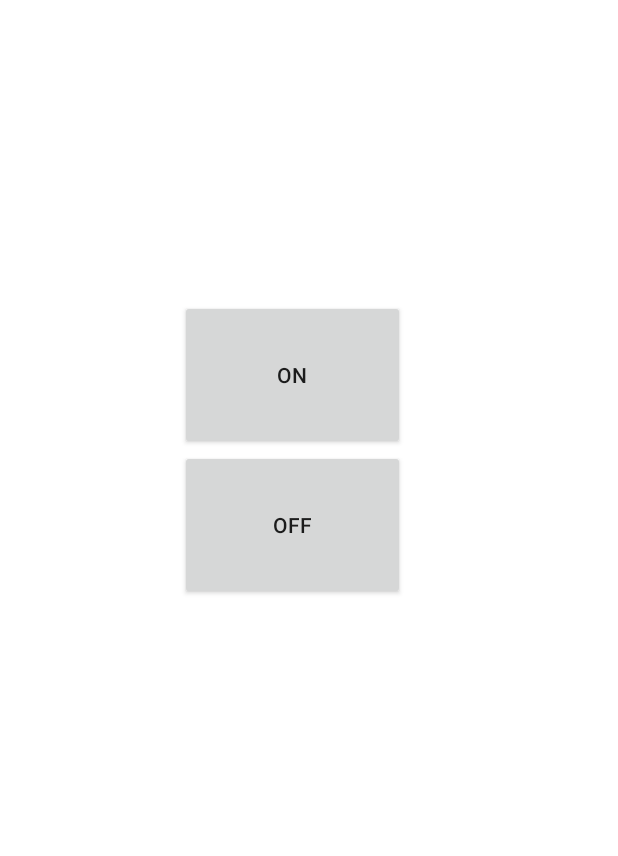
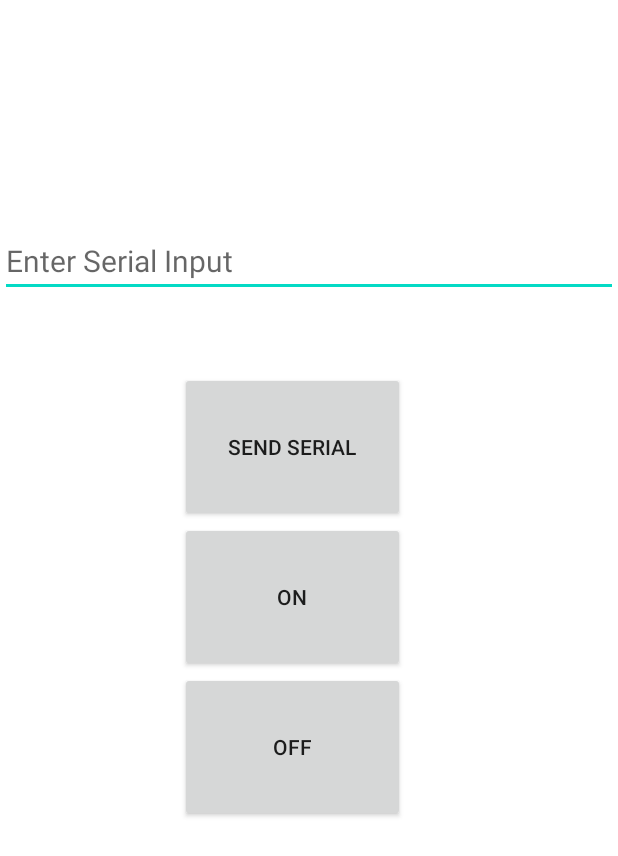
Before and after one commit to YousefRashad/BlueApp, an Android app: the screen it shows after launch (Controlling), after a tap on "CONNECT", on a phone screen of 412 x 824 dp. Shown: the top 856 px of the screen. Run offline under Robolectric (Android 15) with nearby library versions, the phone set to English and light mode, and no system bars; 5 statements that could not run were skipped.

Commit message:
Send Button.

```diff
--- a/app/src/main/java/com/example/myapplication/Controlling.java
+++ b/app/src/main/java/com/example/myapplication/Controlling.java
@@ -15,6 +15,7 @@
 import android.view.View;
 import android.widget.ArrayAdapter;
 import android.widget.Button;
+import android.widget.EditText;
 import android.widget.ImageButton;
 import android.widget.ListView;
 import android.widget.Toast;
@@ -41,7 +42,8 @@
     final static String off = "79";// off
 
     private ProgressDialog progressDialog;
-    Button btnOn, btnOff;
+    Button btnOn, btnOff, btnSend;
+    EditText text;
 
     @Override
     protected void onCreate(Bundle savedInstanceState) {
@@ -52,6 +54,8 @@
         // mBtnDisconnect = (Button) findViewById(R.id.btnDisconnect);
         btnOn = (Button) findViewById(R.id.on);
         btnOff = (Button) findViewById(R.id.off);
+        btnSend = (Button) findViewById(R.id.send);
+        text = (EditText) findViewById(R.id.text);
 
         Intent intent = getIntent();
         Bundle b = intent.getExtras();
@@ -91,7 +95,18 @@
                 }
             }
         });
-
+        btnSend.setOnClickListener(new View.OnClickListener() {
+            @Override
+            public void onClick(View view) {
+                String s = text.toString();
+                try {
+                    mBTSocket.getOutputStream().write(s.getBytes());
+                } catch (IOException e) {
+                    // TODO Auto-generated catch block
+                    e.printStackTrace();
+                }
+            }
+        });
     }
 
     private class ReadInput implements Runnable {
--- a/app/src/main/res/layout/activity_controlling.xml
+++ b/app/src/main/res/layout/activity_controlling.xml
@@ -5,13 +5,29 @@
     android:layout_width="match_parent"
     android:layout_height="match_parent"
     tools:context=".Controlling">
+    <EditText
+        android:id="@+id/text"
+        android:layout_width="match_parent"
+        android:layout_height="wrap_content"
+        android:hint="Enter Serial Input"
+        android:layout_marginTop="150dp"
+        android:textSize="20sp"
+        />
+    <Button
+        android:id="@+id/send"
+        android:layout_width="150dp"
+        android:layout_height="100dp"
+        android:text="Send Serial"
+        android:layout_below="@id/text"
+        android:layout_marginTop="50dp"
+        android:layout_alignStart="@id/on"/>
 
     <Button
         android:id="@+id/on"
         android:layout_width="150dp"
         android:layout_height="100dp"
         android:layout_marginLeft="120dp"
-        android:layout_marginTop="200dp"
+        android:layout_below="@id/send"
         android:text="ON" />
 
     <Button
```
